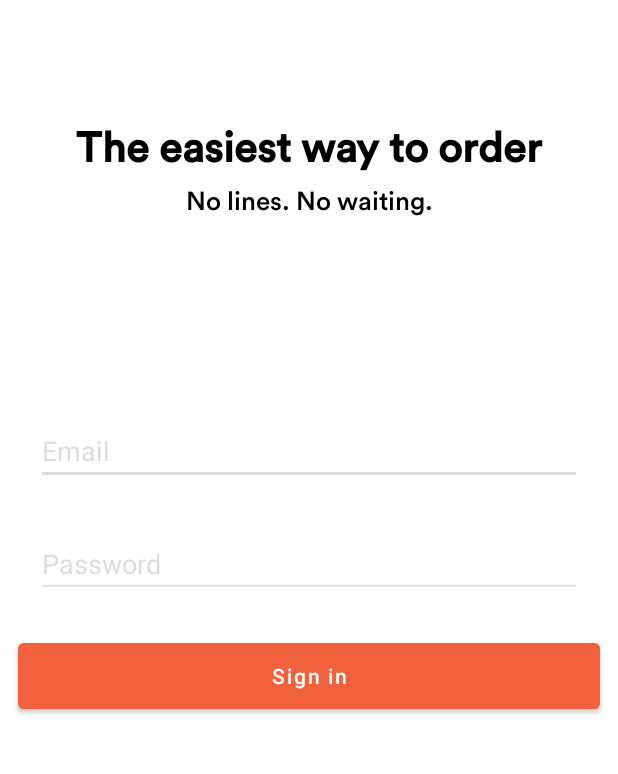
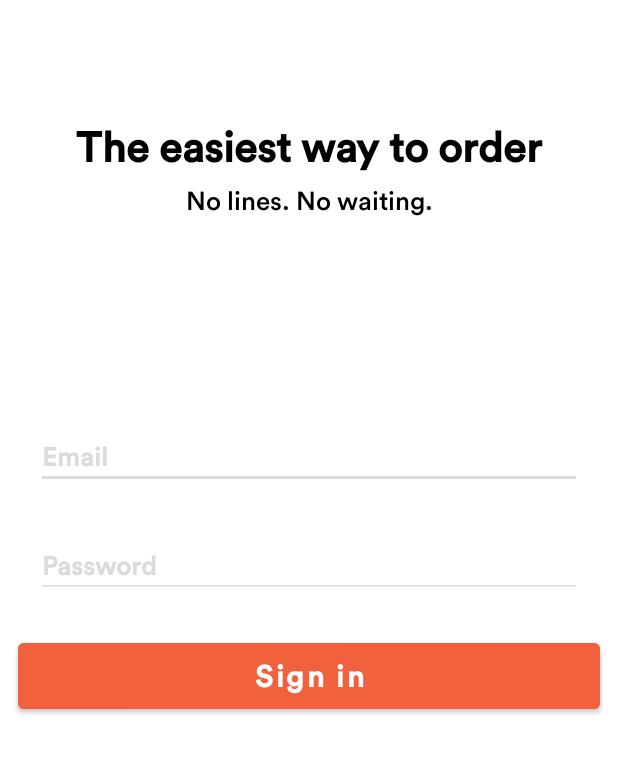
Before and after one commit to Nikolic98/VenueApp, an Android app: the screen it shows after launch (LoginActivity), on a phone screen of 412 x 824 dp, the part 449-1223 px from its top. Run offline under Robolectric (Android 15) with nearby library versions, the phone set to English and light mode, and no system bars; our stand-ins replace Dagger/Hilt's generated code; libraries missing offline, so code that uses them is left out: com.xwray.groupie; 2 statements that could not run were skipped.

Commit message:
Added grupie library and venue item

```diff
--- a/app/src/main/AndroidManifest.xml
+++ b/app/src/main/AndroidManifest.xml
@@ -11,6 +11,7 @@
         android:fullBackupContent="@xml/backup_rules"
         android:icon="@mipmap/ic_launcher"
         android:label="@string/app_name"
+        android:screenOrientation="portrait"
         android:supportsRtl="true"
         android:theme="@style/Theme.VenueApp"
         tools:targetApi="31">
@@ -23,10 +24,11 @@
                 <category android:name="android.intent.category.LAUNCHER"/>
             </intent-filter>
         </activity>
-
         <activity
             android:name=".activities.LoginActivity"
             android:exported="true"/>
+        <activity
+            android:name=".activities.VenueListActivity"
+            android:exported="false"/>
     </application>
-
 </manifest>
--- a/app/src/main/java/com/example/venueapp/MainActivity.kt
+++ b/app/src/main/java/com/example/venueapp/MainActivity.kt
@@ -14,8 +14,7 @@ class MainActivity : AppCompatActivity() {
         binding = ActivityMainBinding.inflate(layoutInflater)
         setContentView(binding.root)
 
-        val intent = Intent(this, LoginActivity::class.java)
-        startActivity(intent)
+        startActivity(Intent(this, LoginActivity::class.java))
     }
 
     private fun crashTest() {
--- a/app/src/main/res/layout/activity_login.xml
+++ b/app/src/main/res/layout/activity_login.xml
@@ -23,24 +23,19 @@
         android:orientation="vertical">
 
         <TextView
+            style="@style/H1"
             android:layout_width="match_parent"
             android:layout_height="wrap_content"
             android:layout_marginBottom="8dp"
-            android:fontFamily="@font/circular_std"
             android:gravity="center"
-            android:text="@string/login_screen_title"
-            android:textColor="@color/black"
-            android:textSize="28sp"
-            android:textStyle="bold"/>
+            android:text="@string/login_screen_title"/>
 
         <TextView
+            style="@style/H2"
             android:layout_width="match_parent"
             android:layout_height="wrap_content"
-            android:fontFamily="@font/circular_std"
             android:gravity="center"
-            android:text="@string/login_screen_description"
-            android:textColor="@color/black"
-            android:textSize="17sp"/>
+            android:text="@string/login_screen_description"/>
     </LinearLayout>
 
     <LinearLayout
@@ -52,6 +47,7 @@
 
         <EditText
             android:id="@+id/email_edit_text"
+            style="@style/HintText"
             android:layout_width="match_parent"
             android:layout_height="wrap_content"
             android:layout_marginVertical="30dp"
@@ -63,6 +59,7 @@
 
         <EditText
             android:id="@+id/password_edit_text"
+            style="@style/HintText"
             android:layout_width="match_parent"
             android:layout_height="wrap_content"
             android:backgroundTint="@color/grey"
@@ -74,6 +71,7 @@
 
     <Button
         android:id="@+id/sign_in_btn"
+        style="@style/ButtonText"
         android:layout_width="match_parent"
         android:layout_height="56dp"
         android:layout_alignParentBottom="true"
--- a/app/src/main/res/values/colors.xml
+++ b/app/src/main/res/values/colors.xml
@@ -9,5 +9,8 @@
     <color name="white">#FFFFFFFF</color>
     <color name="button_orange">#F2613D</color>
     <color name="grey">#2C2C3133</color>
+    <color name="grey2">#992C2C31</color>
+    <color name="unactive_grey">#662C2C31</color>
+    <color name="separator">#0F2C2C31</color>
     <color name="background">@color/white</color>
 </resources>
--- /dev/null
+++ b/app/src/main/res/values/styles.xml
@@ -0,0 +1,29 @@
+<?xml version="1.0" encoding="utf-8"?>
+<resources>
+    <style name="H1" parent="TextAppearance.AppCompat">
+        <item name="android:textSize">28sp</item>
+        <item name="android:textColor">@color/black</item>
+        <item name="android:fontFamily">@font/circular_std</item>
+        <item name="android:textStyle">bold</item>
+    </style>
+
+    <style name="H2" parent="TextAppearance.AppCompat">
+        <item name="android:textSize">17sp</item>
+        <item name="android:textColor">@color/black</item>
+        <item name="android:fontFamily">@font/circular_std</item>
+        <item name="android:textStyle">normal</item>
+    </style>
+
+    <style name="ButtonText" parent="TextAppearance.AppCompat">
+        <item name="android:textSize">20sp</item>
+        <item name="android:textColor">@color/white</item>
+        <item name="android:fontFamily">@font/circular_std</item>
+        <item name="android:textStyle">bold</item>
+    </style>
+
+    <style name="HintText" parent="TextAppearance.AppCompat">
+        <item name="android:textSize">17sp</item>
+        <item name="android:fontFamily">@font/circular_std</item>
+        <item name="android:textStyle">bold</item>
+    </style>
+</resources>
--- a/gradle.properties
+++ b/gradle.properties
@@ -21,3 +21,4 @@ kotlin.code.style=official
 # resources declared in the library itself and none from the library's dependencies,
 # thereby reducing the size of the R class for that library
 android.nonTransitiveRClass=true
+android.enableJetifier=true
--- a/settings.gradle
+++ b/settings.gradle
@@ -10,6 +10,8 @@ dependencyResolutionManagement {
     repositories {
         google()
         mavenCentral()
+        jcenter()
+        maven { url 'https://www.jitpack.io' }
     }
 }
 rootProject.name = "VenueApp"
```
Also changed, not shown: app/build.gradle (+5 -6 lines), app/src/main/java/com/example/venueapp/activities/LoginActivity.kt (+14 -12 lines), app/src/main/java/com/example/venueapp/activities/VenueListActivity.kt (added, +24 -0 lines), app/src/main/java/com/example/venueapp/adapter/items/VenueItem.kt (added, +30 -0 lines), app/src/main/res/layout/activity_venue_list.xml (added, +16 -0 lines), app/src/main/res/layout/venue_item.xml (added, +55 -0 lines).
